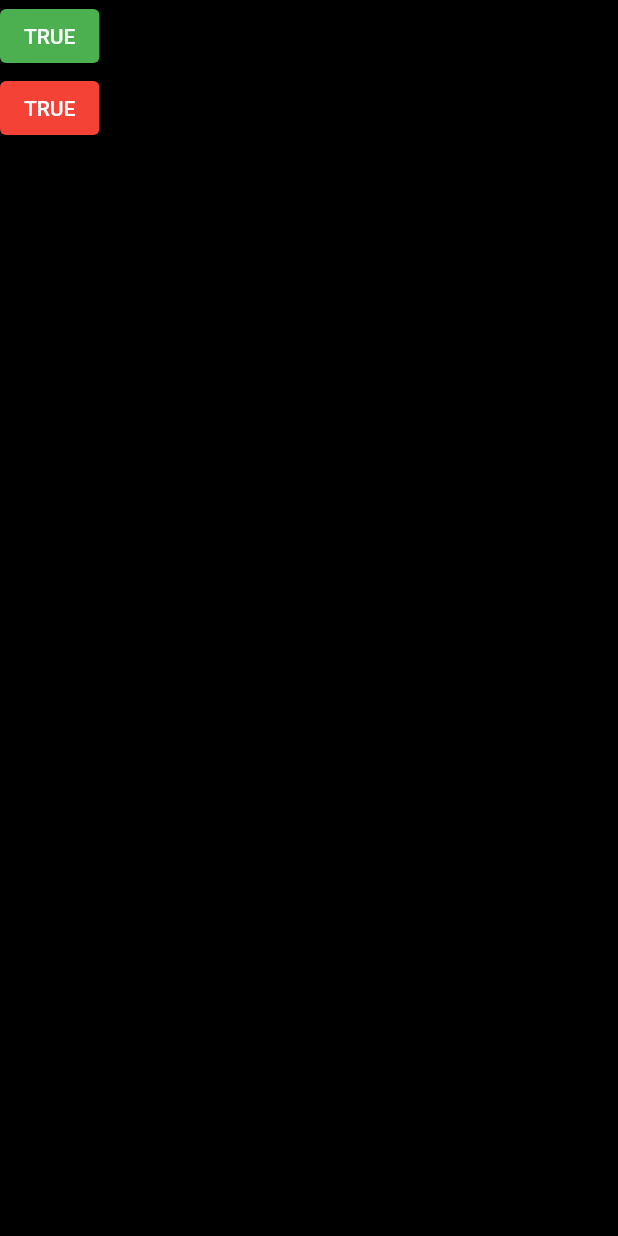
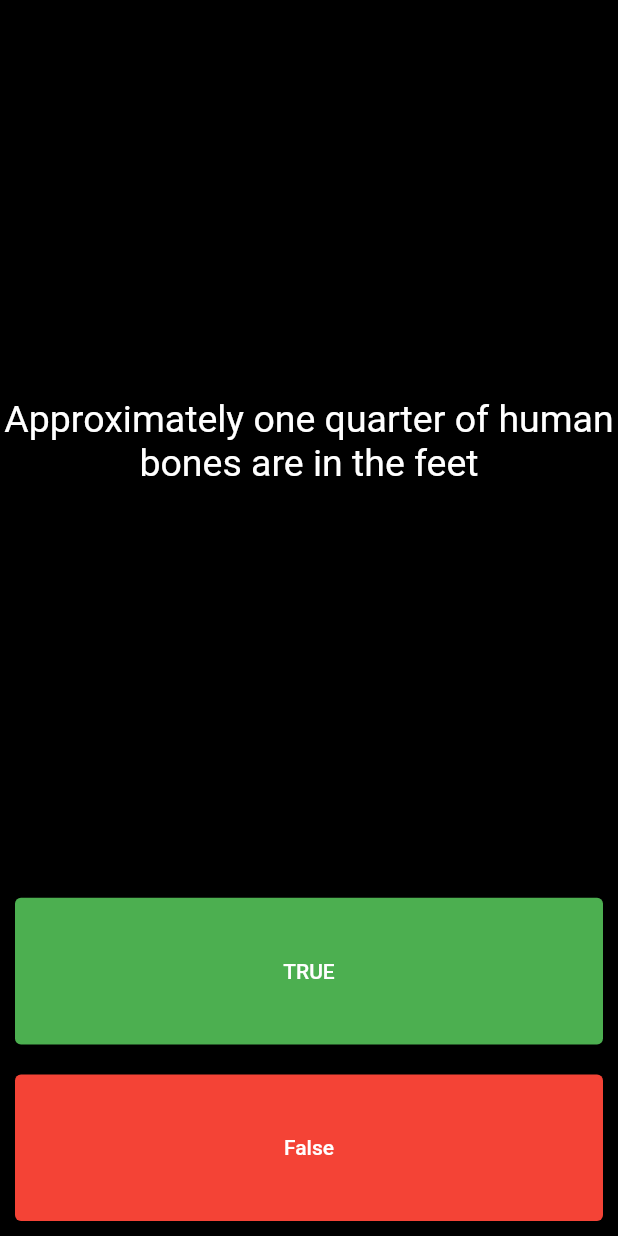
Before and after one commit to VishnuPuklath/QuizApp-Flutter, a Flutter app: the screen it shows after launch, after a tap on "TRUE", on a phone screen of 412 x 824 dp. Run offline on Flutter 3.47's test engine with Material 2 defaults, Android fonts, the phone set to English and light mode, and no system bars.

Commit message:
question and answer class added

```diff
--- a/lib/homepage.dart
+++ b/lib/homepage.dart
@@ -1,4 +1,5 @@
 import 'package:flutter/material.dart';
+import 'package:quizy/question.dart';
 
 class HomePage extends StatefulWidget {
   const HomePage({Key? key}) : super(key: key);
@@ -8,22 +9,83 @@ class HomePage extends StatefulWidget {
 }
 
 class _HomePageState extends State<HomePage> {
+  // List<String> questions = [
+  //   'You can lead a cow down stairs but not up stairs.',
+  //   'Approximately one quarter of human bones are in the feet',
+  //   'A slug\'s blood is green'
+  // ];
+
+  List<Question> questionBank = [
+    Question(q: 'You can lead a cow down stairs but not up stairs.', a: false),
+    Question(q: 'Approximately one quarter of human bones are in the feet', a: true),
+      Question(q: 'A slug\'s blood is green', a: false),
+  ];
+  int questionNumber = 0;
   @override
   Widget build(BuildContext context) {
     return Scaffold(
       backgroundColor: Colors.black,
       body: SafeArea(
-        child: Column(children: [
-          ElevatedButton(
-            style: ElevatedButton.styleFrom(primary: Colors.green),
-            onPressed: () {},
-            child: Text('TRUE'),
-          ),ElevatedButton(
-            style: ElevatedButton.styleFrom(primary: Colors.red),
-            onPressed: () {},
-            child: Text('TRUE'),
-          ),
-        ]),
+        child: Column(
+            mainAxisAlignment: MainAxisAlignment.spaceBetween,
+            crossAxisAlignment: CrossAxisAlignment.stretch,
+            children: [
+              Expanded(
+                flex: 5,
+                child: Center(
+                  child: Text(
+                    questionBank[questionNumber].questionText.toString(),
+                    textAlign: TextAlign.center,
+                    style: TextStyle(
+                      color: Colors.white,
+                      fontSize: 25,
+                    ),
+                  ),
+                ),
+              ),
+              Expanded(
+                child: Padding(
+                  padding: const EdgeInsets.all(10.0),
+                  child: ElevatedButton(
+                    style: ElevatedButton.styleFrom(
+                      primary: Colors.green,
+                    ),
+                    onPressed: () {
+                  bool? correctAnswer=questionBank[questionNumber].questionAnswer;
+                  if(correctAnswer==true){
+                    print('user entered correct answer');
+                  }else{
+                    print('user entered wrong answer');
+                  }
+                      setState(() {
+                        questionNumber = questionNumber + 1;
+                      });
+                    },
+                    child: Text('TRUE'),
+                  ),
+                ),
+              ),
+              Expanded(
+                child: Padding(
+                  padding: const EdgeInsets.all(10.0),
+                  child: ElevatedButton(
+                    style: ElevatedButton.styleFrom(primary: Colors.red),
+                    onPressed: () {
+                      bool? correctAnswer=questionBank[questionNumber].questionAnswer;
+                  if(correctAnswer==false){
+                    print('user entered correct answer');
+                  }else{
+                    print('user entered wrong answer');
+                  }
+                      setState(() {
+                        questionNumber = questionNumber + 1;
+                      });
+                    },
+                    child: Text('False'),
+                  ),
+                ),
+              ),
+            ]),
       ),
     );
   }
--- /dev/null
+++ b/lib/question.dart
@@ -0,0 +1,10 @@
+class Question{
+  String? questionText;
+  bool? questionAnswer;
+
+  Question({required String q,required bool a}){
+   questionText=q;
+   questionAnswer=a;
+  }
+
+}
```
